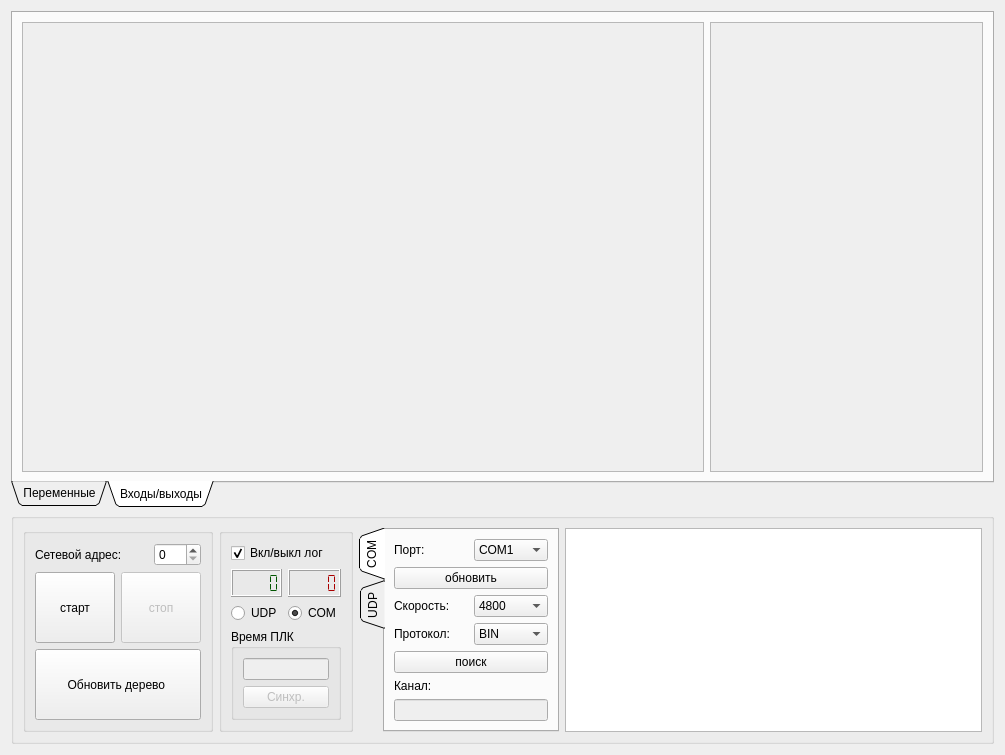
First picture: the form in Debugger/debuggerform.ui, repository atikbif/relkonIDE, before the edit.
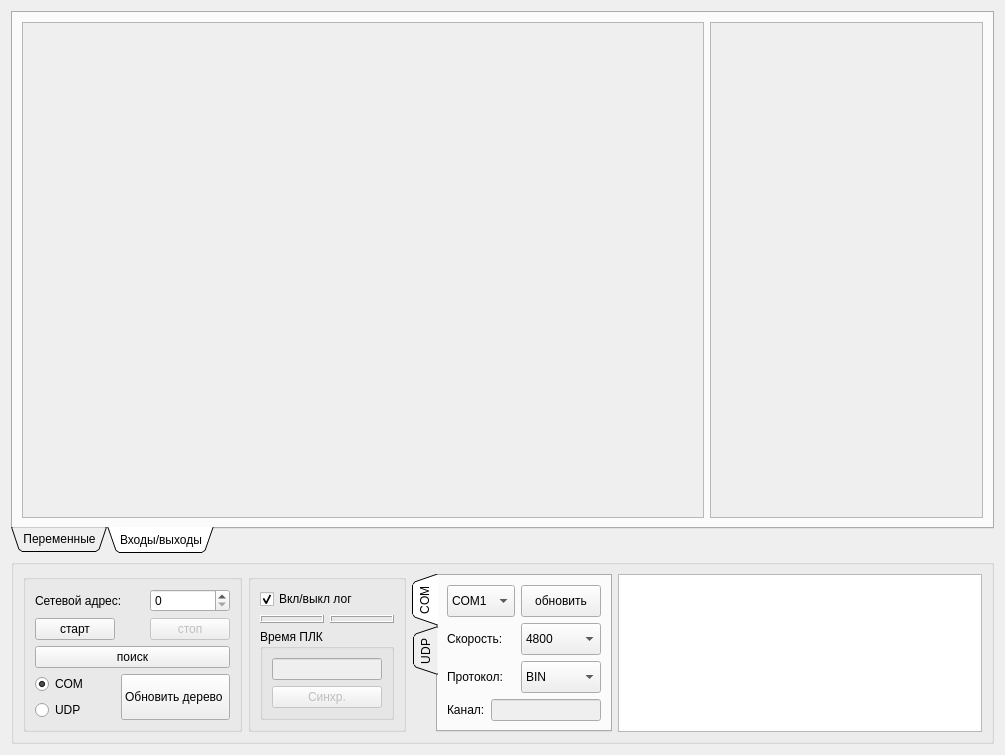
Second picture: the form after the edit. The open tabs and pages were chosen to show the change.

```diff
--- a/Debugger/debuggerform.ui
+++ b/Debugger/debuggerform.ui
@@ -158,7 +158,7 @@
             <x>0</x>
             <y>0</y>
             <width>682</width>
-            <height>473</height>
+            <height>509</height>
            </rect>
           </property>
          </widget>
@@ -181,7 +181,7 @@
             <x>0</x>
             <y>0</y>
             <width>271</width>
-            <height>473</height>
+            <height>509</height>
            </rect>
           </property>
          </widget>
@@ -213,7 +213,7 @@
        <widget class="QGroupBox" name="groupBox">
         <property name="sizePolicy">
          <sizepolicy hsizetype="Preferred" vsizetype="Preferred">
-          <horstretch>1</horstretch>
+          <horstretch>0</horstretch>
           <verstretch>0</verstretch>
          </sizepolicy>
         </property>
@@ -233,32 +233,10 @@
          <string/>
         </property>
         <layout class="QGridLayout" name="gridLayout_2">
-         <item row="1" column="1" colspan="2">
-          <widget class="QPushButton" name="stopButton">
-           <property name="enabled">
-            <bool>false</bool>
-           </property>
-           <property name="sizePolicy">
-            <sizepolicy hsizetype="Preferred" vsizetype="Preferred">
-             <horstretch>0</horstretch>
-             <verstretch>0</verstretch>
-            </sizepolicy>
-           </property>
+         <item row="0" column="0" colspan="2">
+          <widget class="QLabel" name="label">
            <property name="text">
-            <string>стоп</string>
-           </property>
-          </widget>
-         </item>
-         <item row="1" column="0">
-          <widget class="QPushButton" name="startButton">
-           <property name="sizePolicy">
-            <sizepolicy hsizetype="Preferred" vsizetype="Preferred">
-             <horstretch>0</horstretch>
-             <verstretch>0</verstretch>
-            </sizepolicy>
-           </property>
-           <property name="text">
-            <string>старт</string>
+            <string>Сетевой адрес:</string>
            </property>
           </widget>
          </item>
@@ -269,7 +247,46 @@
            </property>
           </widget>
          </item>
+         <item row="1" column="2">
+          <widget class="QPushButton" name="stopButton">
+           <property name="enabled">
+            <bool>false</bool>
+           </property>
+           <property name="sizePolicy">
+            <sizepolicy hsizetype="Preferred" vsizetype="Preferred">
+             <horstretch>0</horstretch>
+             <verstretch>0</verstretch>
+            </sizepolicy>
+           </property>
+           <property name="text">
+            <string>стоп</string>
+           </property>
+          </widget>
+         </item>
          <item row="2" column="0" colspan="3">
+          <widget class="QPushButton" name="pushButtonAutoSearch">
+           <property name="sizePolicy">
+            <sizepolicy hsizetype="Preferred" vsizetype="Preferred">
+             <horstretch>0</horstretch>
+             <verstretch>0</verstretch>
+            </sizepolicy>
+           </property>
+           <property name="text">
+            <string>поиск</string>
+           </property>
+          </widget>
+         </item>
+         <item row="3" column="0">
+          <widget class="QRadioButton" name="radioButtonCOM">
+           <property name="text">
+            <string>COM</string>
+           </property>
+           <property name="checked">
+            <bool>true</bool>
+           </property>
+          </widget>
+         </item>
+         <item row="3" column="1" rowspan="2" colspan="2">
           <widget class="QPushButton" name="updateButton">
            <property name="sizePolicy">
             <sizepolicy hsizetype="Preferred" vsizetype="Preferred">
@@ -282,10 +299,23 @@
            </property>
           </widget>
          </item>
-         <item row="0" column="0" colspan="2">
-          <widget class="QLabel" name="label">
+         <item row="4" column="0">
+          <widget class="QRadioButton" name="radioButtonUDP">
            <property name="text">
-            <string>Сетевой адрес:</string>
+            <string>UDP</string>
+           </property>
+          </widget>
+         </item>
+         <item row="1" column="0">
+          <widget class="QPushButton" name="startButton">
+           <property name="sizePolicy">
+            <sizepolicy hsizetype="Preferred" vsizetype="Preferred">
+             <horstretch>0</horstretch>
+             <verstretch>0</verstretch>
+            </sizepolicy>
+           </property>
+           <property name="text">
+            <string>старт</string>
            </property>
           </widget>
          </item>
@@ -296,7 +326,7 @@
        <widget class="QGroupBox" name="groupBox_3">
         <property name="sizePolicy">
          <sizepolicy hsizetype="Preferred" vsizetype="Preferred">
-          <horstretch>1</horstretch>
+          <horstretch>0</horstretch>
           <verstretch>0</verstretch>
          </sizepolicy>
         </property>
@@ -316,16 +346,6 @@
          <string/>
         </property>
         <layout class="QGridLayout" name="gridLayout_4">
-         <item row="0" column="0" colspan="2">
-          <widget class="QCheckBox" name="checkBoxLog">
-           <property name="text">
-            <string>Вкл/выкл лог</string>
-           </property>
-           <property name="checked">
-            <bool>true</bool>
-           </property>
-          </widget>
-         </item>
          <item row="1" column="0">
           <widget class="QLCDNumber" name="lcdNumberCorrect">
            <property name="sizePolicy">
@@ -465,24 +485,17 @@
            </property>
           </widget>
          </item>
-         <item row="2" column="0">
-          <widget class="QRadioButton" name="radioButtonUDP">
+         <item row="0" column="0" colspan="2">
+          <widget class="QCheckBox" name="checkBoxLog">
            <property name="text">
-            <string>UDP</string>
-           </property>
-          </widget>
-         </item>
-         <item row="2" column="1">
-          <widget class="QRadioButton" name="radioButtonCOM">
-           <property name="text">
-            <string>COM</string>
+            <string>Вкл/выкл лог</string>
            </property>
            <property name="checked">
             <bool>true</bool>
            </property>
           </widget>
          </item>
-         <item row="3" column="0" colspan="2">
+         <item row="2" column="0" colspan="2">
           <widget class="QGroupBox" name="groupBox_4">
            <property name="sizePolicy">
             <sizepolicy hsizetype="Preferred" vsizetype="Preferred">
@@ -533,7 +546,7 @@
        <widget class="QTabWidget" name="tabWidgetCanal">
         <property name="sizePolicy">
          <sizepolicy hsizetype="Preferred" vsizetype="Preferred">
-          <horstretch>1</horstretch>
+          <horstretch>0</horstretch>
           <verstretch>0</verstretch>
          </sizepolicy>
         </property>
@@ -563,14 +576,14 @@
           <string>COM</string>
          </attribute>
          <layout class="QGridLayout" name="gridLayout_3">
-          <item row="0" column="0">
-           <widget class="QLabel" name="label_8">
+          <item row="1" column="0" colspan="2">
+           <widget class="QLabel" name="label_5">
             <property name="text">
-             <string>Порт:</string>
+             <string>Скорость:</string>
             </property>
            </widget>
           </item>
-          <item row="0" column="1">
+          <item row="0" column="0" colspan="2">
            <widget class="QComboBox" name="comboBoxCOM">
             <property name="sizePolicy">
              <sizepolicy hsizetype="Preferred" vsizetype="Preferred">
@@ -585,7 +598,7 @@
             </item>
            </widget>
           </item>
-          <item row="1" column="0" colspan="2">
+          <item row="0" column="2">
            <widget class="QPushButton" name="pushButtonCOMUpdate">
             <property name="sizePolicy">
              <sizepolicy hsizetype="Minimum" vsizetype="Preferred">
@@ -598,14 +611,7 @@
             </property>
            </widget>
           </item>
-          <item row="2" column="0">
-           <widget class="QLabel" name="label_5">
-            <property name="text">
-             <string>Скорость:</string>
-            </property>
-           </widget>
-          </item>
-          <item row="2" column="1">
+          <item row="1" column="2">
            <widget class="QComboBox" name="comboBoxSpeed">
             <property name="sizePolicy">
              <sizepolicy hsizetype="Preferred" vsizetype="Preferred">
@@ -645,14 +651,14 @@
             </item>
            </widget>
           </item>
-          <item row="3" column="0">
+          <item row="2" column="0" colspan="2">
            <widget class="QLabel" name="label_4">
             <property name="text">
              <string>Протокол:</string>
             </property>
            </widget>
           </item>
-          <item row="3" column="1">
+          <item row="2" column="2">
            <widget class="QComboBox" name="comboBoxProtocol">
             <property name="sizePolicy">
              <sizepolicy hsizetype="Preferred" vsizetype="Preferred">
@@ -672,27 +678,14 @@
             </item>
            </widget>
           </item>
-          <item row="4" column="0" colspan="2">
-           <widget class="QPushButton" name="pushButtonAutoSearch">
-            <property name="sizePolicy">
-             <sizepolicy hsizetype="Preferred" vsizetype="Preferred">
-              <horstretch>0</horstretch>
-              <verstretch>1</verstretch>
-             </sizepolicy>
-            </property>
-            <property name="text">
-             <string>поиск</string>
-            </property>
-           </widget>
-          </item>
-          <item row="5" column="0">
+          <item row="3" column="0">
            <widget class="QLabel" name="label_6">
             <property name="text">
              <string>Канал:</string>
             </property>
            </widget>
           </item>
-          <item row="6" column="0" colspan="2">
+          <item row="3" column="1" colspan="2">
            <widget class="QLineEdit" name="lineEditCanal">
             <property name="enabled">
              <bool>false</bool>
@@ -714,14 +707,14 @@
            </widget>
           </item>
           <item row="0" column="1">
-           <widget class="QPushButton" name="pushButton_3">
+           <widget class="QPushButton" name="pushButtonPing">
             <property name="text">
              <string>PING</string>
             </property>
            </widget>
           </item>
           <item row="1" column="0" colspan="2">
-           <widget class="QLineEdit" name="lineEdit_3"/>
+           <widget class="QLineEdit" name="lineEditIP"/>
           </item>
           <item row="2" column="0">
            <widget class="QLabel" name="label_2">
@@ -751,7 +744,7 @@
        <widget class="QTextBrowser" name="textBrowserRequests">
         <property name="sizePolicy">
          <sizepolicy hsizetype="Preferred" vsizetype="Preferred">
-          <horstretch>5</horstretch>
+          <horstretch>1</horstretch>
           <verstretch>0</verstretch>
          </sizepolicy>
         </property>
```
